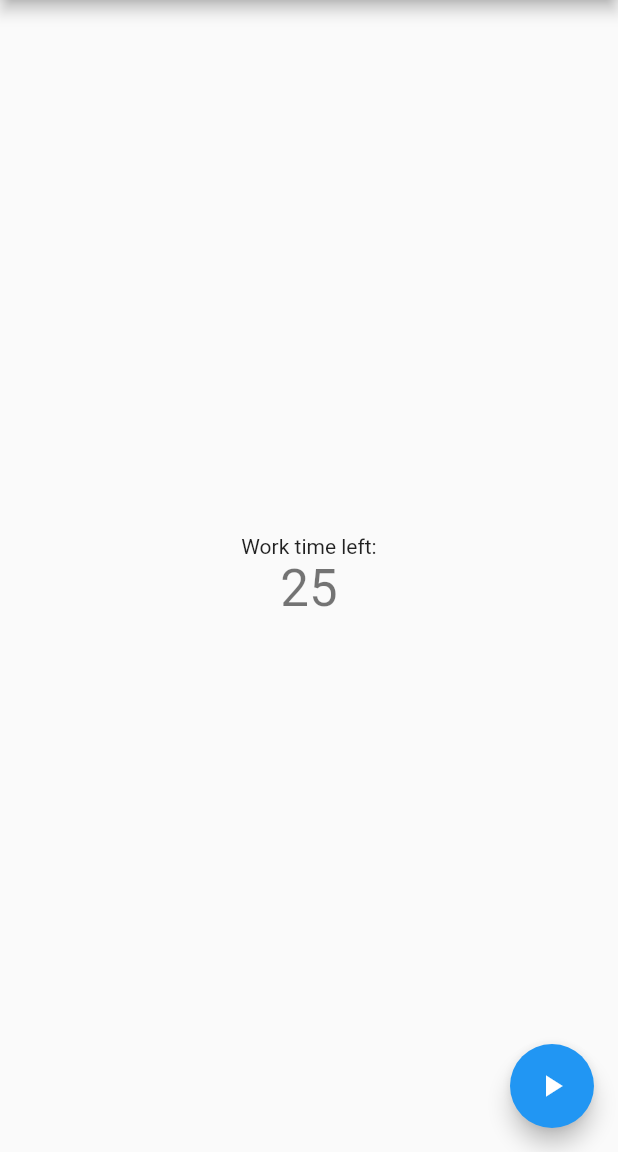
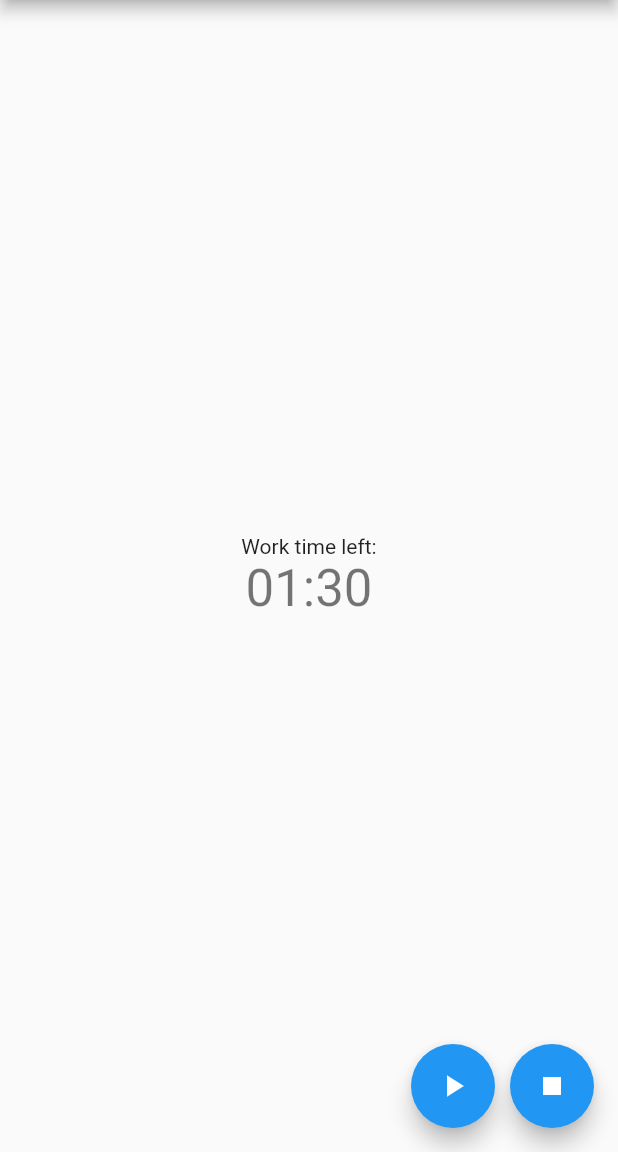
Before and after one commit to mfmohamadfaez/pomodoro, a Flutter app: the screen it shows after launch, on a phone screen of 412 x 824 dp, the part 84-1236 px from its top. Run offline on Flutter 3.47's test engine with Material 2 defaults, Android fonts, the light colour scheme and no system bars; our stand-ins replace audioplayers.

Commit message:
add time leading zero

```diff
--- a/lib/main.dart
+++ b/lib/main.dart
@@ -3,6 +3,7 @@ import 'dart:async';
 import 'package:flutter/material.dart';
 import 'package:flutter/services.dart';
 import 'package:audioplayers/audioplayers.dart';
+import 'package:intl/intl.dart';
 
 void main() => runApp(MyApp());
 
@@ -49,7 +50,11 @@ class MyHomePage extends StatefulWidget {
 
 class _MyHomePageState extends State<MyHomePage> {
   late Timer _timer;
-  int _workTime = 25;
+  var f = NumberFormat('00', 'en_US');
+  int _minWorkTime = 1;
+  int _secWorkTime = 30;
+  String strMinWorkTime = '01';
+  String strSecWorkTime = '30';
   int _restTime = 5;
   int _specialRestTime = 15;
   AudioCache audioCache = AudioCache();
@@ -61,21 +66,35 @@ class _MyHomePageState extends State<MyHomePage> {
       oneSec,
       (Timer timer) {
         // if worktime hits 0, timer stop
-        if (_workTime == 0) {
+        if (_minWorkTime == 0 && _secWorkTime == 0) {
           setState(() {
             timer.cancel();
           });
         }
         // if worktime not 0, reduce the time
         else {
+          if (_secWorkTime == 0) {
             setState(() {
-            _workTime--;
+              _minWorkTime--;
+              strMinWorkTime = f.format(_minWorkTime);
+              _secWorkTime = 59;
+              strSecWorkTime = f.format(_secWorkTime);
               // SystemSound.play(SystemSoundType.click);
-            audioCache.play('clock-ticking-2.mp3');
+              // audioCache.play('clock-ticking-2.mp3');
             });
+          } else {
+            setState(() {
+              _secWorkTime--;
+              strSecWorkTime = f.format(_secWorkTime);
+            });
+          }
         }
       },
     );
+  }
+
+  void stopTimer(){
+    _timer.cancel();
   }
 
   // Future<AudioPlayer> playLocalAsset() async {
@@ -129,16 +148,28 @@ class _MyHomePageState extends State<MyHomePage> {
               'Work time left:',
             ),
             Text(
-              '$_workTime',
+              '$strMinWorkTime:$strSecWorkTime',
               style: Theme.of(context).textTheme.headline4,
             ),
           ],
         ),
       ),
-      floatingActionButton: FloatingActionButton(
+      floatingActionButton:
+      Row(
+        mainAxisAlignment: MainAxisAlignment.end,
+        children: [
+          FloatingActionButton(
             onPressed: startTimer,
             tooltip: 'Start',
             child: Icon(Icons.play_arrow),
+          ),
+          Padding(padding: EdgeInsets.all(5)),
+          FloatingActionButton(
+            onPressed: stopTimer,
+            tooltip: 'Stop',
+            child: Icon(Icons.stop),
+          ),
+        ],
       ), // This trailing comma makes auto-formatting nicer for build methods.
     );
   }
--- a/pubspec.yaml
+++ b/pubspec.yaml
@@ -29,6 +29,7 @@ dependencies:
   # The following adds the Cupertino Icons font to your application.
   # Use with the CupertinoIcons class for iOS style icons.
   cupertino_icons: ^1.0.2
+  intl: ^0.17.0
 
 dev_dependencies:
   flutter_test:
```
Also changed, not shown: pubspec.lock. Lines whose indentation alone changed are shown as unchanged.
